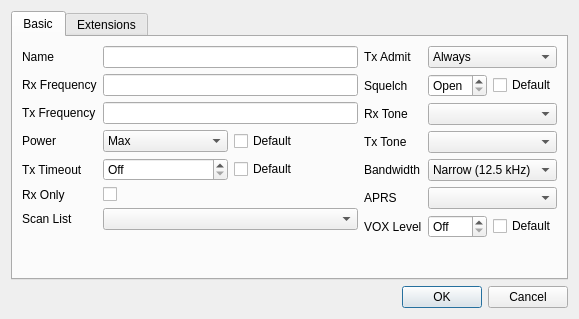
This is src/analogchanneldialog.ui in hmatuschek/qdmr as Qt 5 draws it before an edit. The edited form follows.
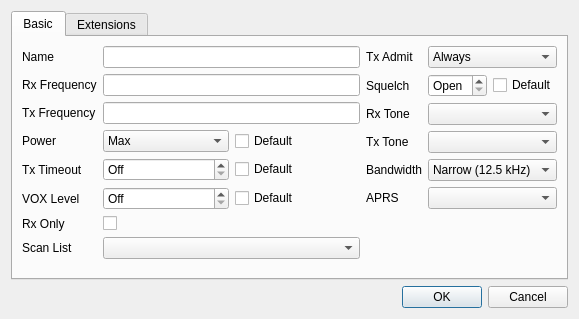
This is the edited form. Custom widgets are drawn as their Qt base class.

```diff
--- a/src/analogchanneldialog.ui
+++ b/src/analogchanneldialog.ui
@@ -70,57 +70,6 @@
            </property>
           </widget>
          </item>
-         <item row="4" column="0">
-          <widget class="QLabel" name="txTimeoutLabel">
-           <property name="text">
-            <string>Tx Timeout</string>
-           </property>
-          </widget>
-         </item>
-         <item row="5" column="0">
-          <widget class="QLabel" name="rxOnlyLabel">
-           <property name="text">
-            <string>Rx Only</string>
-           </property>
-          </widget>
-         </item>
-         <item row="5" column="1">
-          <widget class="QCheckBox" name="rxOnly"/>
-         </item>
-         <item row="6" column="0">
-          <widget class="QLabel" name="scanListLabel">
-           <property name="text">
-            <string>Scan List</string>
-           </property>
-          </widget>
-         </item>
-         <item row="6" column="1">
-          <widget class="QComboBox" name="scanList"/>
-         </item>
-         <item row="4" column="1">
-          <layout class="QHBoxLayout" name="horizontalLayout_7">
-           <item>
-            <widget class="QSpinBox" name="totValue">
-             <property name="specialValueText">
-              <string>Off</string>
-             </property>
-             <property name="suffix">
-              <string extracomment="Transmit time out (TOT) in seconds. A value of 0 means disabled."> s</string>
-             </property>
-             <property name="maximum">
-              <number>9999</number>
-             </property>
-            </widget>
-           </item>
-           <item>
-            <widget class="QCheckBox" name="totDefault">
-             <property name="text">
-              <string>Default</string>
-             </property>
-            </widget>
-           </item>
-          </layout>
-         </item>
          <item row="3" column="1">
           <layout class="QHBoxLayout" name="horizontalLayout_8">
            <item>
@@ -161,6 +110,85 @@
            </item>
           </layout>
          </item>
+         <item row="4" column="0">
+          <widget class="QLabel" name="txTimeoutLabel">
+           <property name="text">
+            <string>Tx Timeout</string>
+           </property>
+          </widget>
+         </item>
+         <item row="4" column="1">
+          <layout class="QHBoxLayout" name="horizontalLayout_7">
+           <item>
+            <widget class="QSpinBox" name="totValue">
+             <property name="specialValueText">
+              <string>Off</string>
+             </property>
+             <property name="suffix">
+              <string extracomment="Transmit time out (TOT) in seconds. A value of 0 means disabled."> s</string>
+             </property>
+             <property name="maximum">
+              <number>9999</number>
+             </property>
+            </widget>
+           </item>
+           <item>
+            <widget class="QCheckBox" name="totDefault">
+             <property name="text">
+              <string>Default</string>
+             </property>
+            </widget>
+           </item>
+          </layout>
+         </item>
+         <item row="5" column="0">
+          <widget class="QLabel" name="vOXLevelLabel">
+           <property name="text">
+            <string>VOX Level</string>
+           </property>
+          </widget>
+         </item>
+         <item row="5" column="1">
+          <layout class="QHBoxLayout" name="horizontalLayout_10">
+           <item>
+            <widget class="QSpinBox" name="voxValue">
+             <property name="specialValueText">
+              <string>Off</string>
+             </property>
+             <property name="maximum">
+              <number>10</number>
+             </property>
+            </widget>
+           </item>
+           <item>
+            <widget class="QCheckBox" name="voxDefault">
+             <property name="text">
+              <string>Default</string>
+             </property>
+            </widget>
+           </item>
+          </layout>
+         </item>
+         <item row="6" column="0">
+          <widget class="QLabel" name="rxOnlyLabel">
+           <property name="text">
+            <string>Rx Only</string>
+           </property>
+          </widget>
+         </item>
+         <item row="6" column="1">
+          <widget class="QCheckBox" name="rxOnly"/>
+         </item>
+         <item row="7" column="0">
+          <widget class="QLabel" name="scanListLabel">
+           <property name="text">
+            <string>Scan List</string>
+           </property>
+          </widget>
+         </item>
+         <item row="7" column="1">
+          <widget class="QComboBox" name="scanList"/>
+         </item>
         </layout>
        </item>
        <item>
@@ -270,34 +298,6 @@
            </item>
           </layout>
          </item>
-         <item row="6" column="0">
-          <widget class="QLabel" name="vOXLevelLabel">
-           <property name="text">
-            <string>VOX Level</string>
-           </property>
-          </widget>
-         </item>
-         <item row="6" column="1">
-          <layout class="QHBoxLayout" name="horizontalLayout_10">
-           <item>
-            <widget class="QSpinBox" name="voxValue">
-             <property name="specialValueText">
-              <string>Off</string>
-             </property>
-             <property name="maximum">
-              <number>10</number>
-             </property>
-            </widget>
-           </item>
-           <item>
-            <widget class="QCheckBox" name="voxDefault">
-             <property name="text">
-              <string>Default</string>
-             </property>
-            </widget>
-           </item>
-          </layout>
-         </item>
         </layout>
        </item>
       </layout>
```
